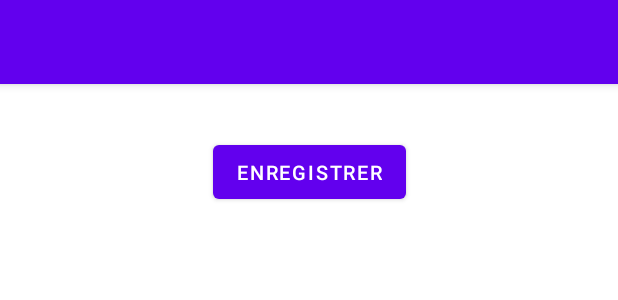
After one commit to BastienSalamin/ProjetHackaton, an Android app: the layout activity_students_edition.xml on its own in the app's theme, with its tools: preview values and no code run, on a phone screen of 412 x 824 dp. The commit adds this screen. Shown: the top 300 px of the screen. Run offline under Robolectric (Android 15) with nearby library versions, the light colour scheme and no system bars.

Commit message:
Préparation update examen

```diff
--- a/app/src/main/java/com/example/exams/ui/MainActivity.java
+++ b/app/src/main/java/com/example/exams/ui/MainActivity.java
@@ -96,8 +96,6 @@ public class MainActivity extends AppCompatActivity {
                 Intent intent = new Intent(MainActivity.this, ExamCreationActivity.class);
                 intent.putExtra("ExamInfo", examInfos);
                 startActivity(intent);
-
-                System.out.println(examSelected.getIdExam() + " " + examSelected.getDate() + " " + examSelected.getDuration() + " " + examSelected.getNumberStudents() + " " + examSelected.getIdRoom() + " " + examSelected.getIdSubject());
             }
         });
         listView.setAdapter(listAdapter);
--- /dev/null
+++ b/app/src/main/res/layout/activity_students_edition.xml
@@ -0,0 +1,46 @@
+<?xml version="1.0" encoding="utf-8"?>
+<ScrollView xmlns:android="http://schemas.android.com/apk/res/android"
+    xmlns:app="http://schemas.android.com/apk/res-auto"
+    xmlns:tools="http://schemas.android.com/tools"
+    android:layout_width="match_parent"
+    android:layout_height="match_parent">
+
+    <androidx.constraintlayout.widget.ConstraintLayout
+        android:layout_width="match_parent"
+        android:layout_height="match_parent"
+        tools:context=".ui.exam.StudentsEditionActivity">
+
+        <include layout="@layout/toolbar"
+            android:id="@+id/toolbar"/>
+
+        <Button
+            android:id="@+id/buttonEdit"
+            android:layout_width="wrap_content"
+            android:layout_height="wrap_content"
+            android:layout_marginTop="16dp"
+            android:layout_marginBottom="16dp"
+            android:onClick="editExam"
+            android:text="@string/button_student_save_changes"
+            android:textSize="13sp"
+            app:layout_constraintBottom_toBottomOf="parent"
+            app:layout_constraintEnd_toEndOf="@id/tableEdition"
+            app:layout_constraintStart_toStartOf="@id/tableEdition"
+            app:layout_constraintTop_toBottomOf="@id/tableEdition" />
+
+        <LinearLayout
+            android:id="@+id/tableEdition"
+            android:layout_width="match_parent"
+            android:layout_height="wrap_content"
+            android:layout_marginTop="8dp"
+            android:orientation="vertical"
+            android:padding="5dp"
+            app:layout_constraintBottom_toBottomOf="@id/buttonEdit"
+            app:layout_constraintEnd_toEndOf="parent"
+            app:layout_constraintHorizontal_bias="0.0"
+            app:layout_constraintStart_toStartOf="parent"
+            app:layout_constraintTop_toBottomOf="@+id/toolbar"
+            app:layout_constraintVertical_bias="0.0" />
+
+    </androidx.constraintlayout.widget.ConstraintLayout>
+
+</ScrollView>
```
Also changed, not shown: app/src/main/AndroidManifest.xml (+9 -0 lines), app/src/main/java/com/example/exams/ui/exam/ExamCreationActivity.java (+31 -0 lines), app/src/main/java/com/example/exams/ui/exam/StudentsEditionActivity.java (added, +166 -0 lines).
